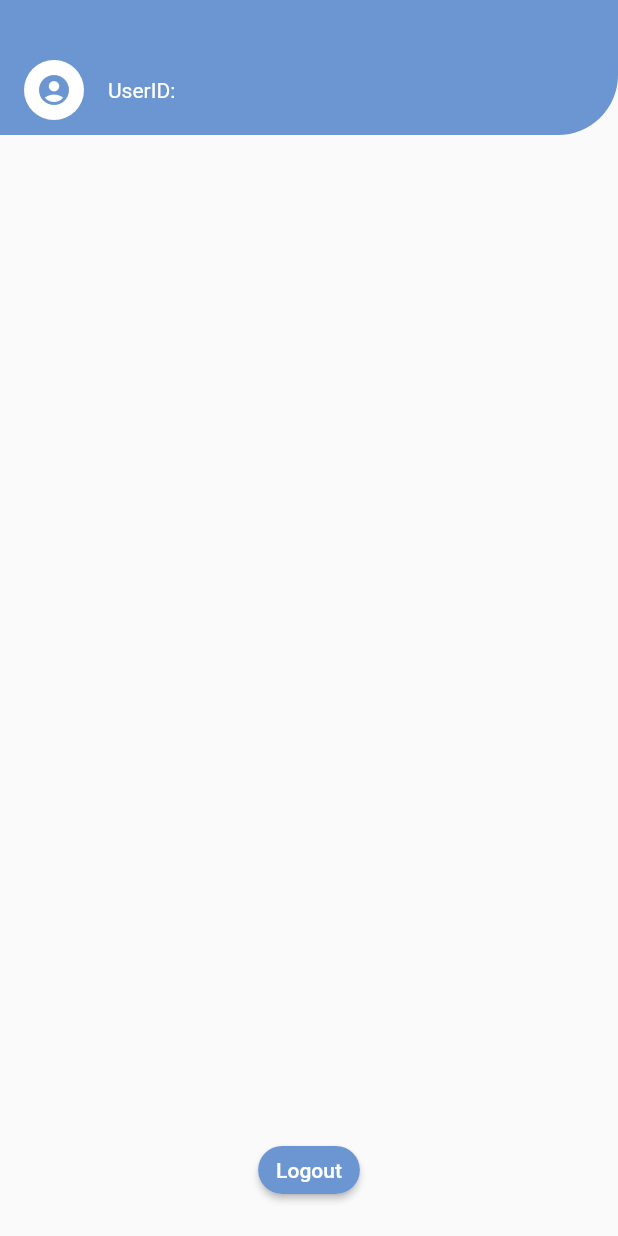
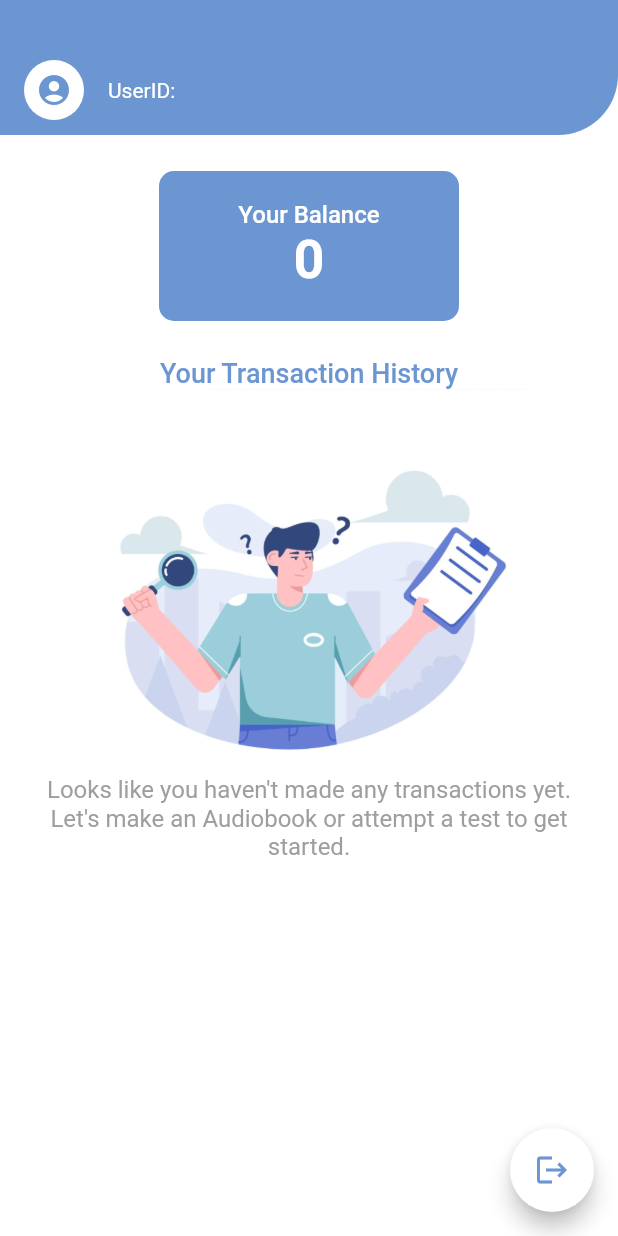
Before and after one commit to Calladrus2001/Code-Star, a Flutter app: the ProfileScreen screen opened directly, on a phone screen of 412 x 824 dp. Run offline on Flutter 3.47's test engine with Material 2 defaults, Android fonts, the phone set to English and light mode, and no system bars; our stand-ins replace audioplayers, firebase_core, firebase_storage, flutter_tts, get, get_storage and 1 more; missing offline and left inert: google_mlkit_text_recognition; accounts and stored records are empty; network calls fail.

Commit message:
feat: Expense History

```diff
--- /dev/null
+++ b/lib/Models/HistoryModel.dart
@@ -0,0 +1,59 @@
+// To parse this JSON data, do
+//
+//     final historyModel = historyModelFromJson(jsonString);
+
+import 'dart:convert';
+
+HistoryModel historyModelFromJson(String str) =>
+    HistoryModel.fromJson(json.decode(str));
+
+String historyModelToJson(HistoryModel data) => json.encode(data.toJson());
+
+class HistoryModel {
+  HistoryModel({
+    this.history,
+  });
+
+  List<History>? history;
+
+  factory HistoryModel.fromJson(Map<String, dynamic> json) => HistoryModel(
+        history:
+            List<History>.from(json["History"].map((x) => History.fromJson(x))),
+      );
+
+  Map<String, dynamic> toJson() => {
+        "History": List<dynamic>.from(history!.map((x) => x.toJson())),
+      };
+}
+
+class History {
+  History({
+    this.message,
+    this.type,
+    this.time,
+    this.cost,
+    this.id,
+  });
+
+  String? message;
+  String? type;
+  String? time;
+  int? cost;
+  String? id;
+
+  factory History.fromJson(Map<String, dynamic> json) => History(
+        message: json["message"],
+        type: json["type"],
+        time: json["time"],
+        cost: json["cost"],
+        id: json["_id"],
+      );
+
+  Map<String, dynamic> toJson() => {
+        "message": message,
+        "type": type,
+        "time": time,
+        "cost": cost,
+        "_id": id,
+      };
+}
--- a/lib/Utils/constants.dart
+++ b/lib/Utils/constants.dart
@@ -1,5 +1,4 @@
 import 'package:flutter/material.dart';
 
 Color clr1 = Color(0xff6C96D2);
-String baseUrl =
-    "https://b32e-2401-4900-1c1a-6cd3-3501-5d3a-57ba-cbf3.in.ngrok.io";
+String baseUrl = "https://6842-122-177-220-210.in.ngrok.io";
--- a/lib/Views/Profile.dart
+++ b/lib/Views/Profile.dart
@@ -1,8 +1,11 @@
+import 'dart:convert';
+import 'package:code_star/Models/HistoryModel.dart';
 import 'package:code_star/Utils/constants.dart';
 import 'package:code_star/Views/Auth.dart';
 import 'package:flutter/material.dart';
 import 'package:get/get.dart';
 import 'package:get_storage/get_storage.dart';
+import 'package:http/http.dart' as http;
 
 class ProfileScreen extends StatefulWidget {
   const ProfileScreen({Key? key}) : super(key: key);
@@ -14,11 +17,35 @@ class ProfileScreen extends StatefulWidget {
 class _ProfileScreenState extends State<ProfileScreen> {
   final box = GetStorage();
   late String userID;
-
+  int balance = 0;
+  HistoryModel? histories = null;
+  bool haveHistory = false;
   @override
   void initState() {
     userID = box.read("userID");
+    getInfo();
     super.initState();
+  }
+
+  void getInfo() async {
+    var response =
+        await http.get(Uri.parse("${baseUrl}/getBalance?userID=${userID}"));
+    var response2 =
+        await http.get(Uri.parse("${baseUrl}/getHistory?userID=${userID}"));
+    if (response.statusCode == 200) {
+      Map<String, dynamic> responseString = jsonDecode(response.body);
+      setState(() {
+        balance = responseString["balance"][0];
+      });
+    }
+    if (response2.statusCode == 200) {
+      histories = historyModelFromJson(response2.body);
+      if (histories != null || histories!.history!.length != 0) {
+        setState(() {
+          haveHistory = true;
+        });
+      }
+    }
   }
 
   @override
@@ -28,6 +55,18 @@ class _ProfileScreenState extends State<ProfileScreen> {
         return false;
       },
       child: Scaffold(
+        backgroundColor: Colors.white,
+        floatingActionButton: FloatingActionButton(
+          backgroundColor: Colors.white,
+          child: Icon(Icons.logout, color: clr1),
+          onPressed: () {
+            setState(() {
+              box.remove("userID");
+              userID = "";
+            });
+            Get.to(() => AuthScreen());
+          },
+        ),
         body: Column(
           children: [
             Container(
@@ -60,25 +99,93 @@ class _ProfileScreenState extends State<ProfileScreen> {
                 ],
               ),
             ),
-            Expanded(child: SizedBox(height: 1)),
-            GestureDetector(
-              child: Center(
-                  child: Chip(
-                elevation: 2.0,
-                backgroundColor: clr1,
-                label: Text("Logout",
-                    style: TextStyle(
-                        color: Colors.white, fontWeight: FontWeight.w500)),
-              )),
-              onTap: () {
-                setState(() {
-                  box.remove("userID");
-                  userID = "";
-                });
-                Get.to(() => AuthScreen());
-              },
+            SizedBox(height: 24),
+            Center(
+              child: Container(
+                height: 100,
+                width: 200,
+                decoration: BoxDecoration(
+                    borderRadius: BorderRadius.all(Radius.circular(10)),
+                    color: clr1),
+                child: Column(
+                  mainAxisAlignment: MainAxisAlignment.center,
+                  children: [
+                    Text(
+                      "Your Balance",
+                      style: TextStyle(
+                          color: Colors.white,
+                          fontSize: 16,
+                          fontWeight: FontWeight.w500),
+                    ),
+                    Text(balance.toString(),
+                        style: TextStyle(
+                            color: Colors.white,
+                            fontSize: 36,
+                            fontWeight: FontWeight.w700))
+                  ],
+                ),
+              ),
             ),
-            SizedBox(height: 20)
+            SizedBox(height: 24),
+            Text(
+              "Your Transaction History",
+              style: TextStyle(
+                  color: clr1, fontSize: 18, fontWeight: FontWeight.w500),
+            ),
+            haveHistory
+                ? Padding(
+                    padding: const EdgeInsets.symmetric(horizontal: 12.0),
+                    child: Container(
+                      child: SingleChildScrollView(
+                        child: ListView.builder(
+                            itemCount: histories!.history!.length,
+                            shrinkWrap: true,
+                            itemBuilder: (context, int idx) {
+                              return Card(
+                                elevation: 2.0,
+                                child: ListTile(
+                                  title: Text(histories!.history![idx].message!,
+                                      style:
+                                          TextStyle(fontSize: 14, color: clr1)),
+                                  // subtitle: Text(histories!.history![idx].time!,
+                                  //     style: TextStyle(color: Colors.grey)),
+                                  trailing:
+                                      histories!.history![idx].type == "Expense"
+                                          ? Text(
+                                              "-${histories!.history![idx].cost}",
+                                              style: TextStyle(
+                                                  color: Colors.red.shade300),
+                                            )
+                                          : Text(
+                                              "+${histories!.history![idx].cost}",
+                                              style: TextStyle(
+                                                  color: Colors.green.shade300),
+                                            ),
+                                ),
+                              );
+                            }),
+                      ),
+                    ),
+                  )
+                : Padding(
+                    padding: const EdgeInsets.symmetric(horizontal: 16.0),
+                    child: Column(
+                      children: [
+                        SizedBox(
+                          height: 250,
+                          child: Image(
+                            image: AssetImage("assets/images/notFound.png"),
+                          ),
+                        ),
+                        SizedBox(height: 8),
+                        Text(
+                          "Looks like you haven't made any transactions yet.\nLet's make an Audiobook or attempt a test to get started.",
+                          textAlign: TextAlign.center,
+                          style: TextStyle(color: Colors.grey, fontSize: 16),
+                        )
+                      ],
+                    ),
+                  ),
           ],
         ),
       ),
```
